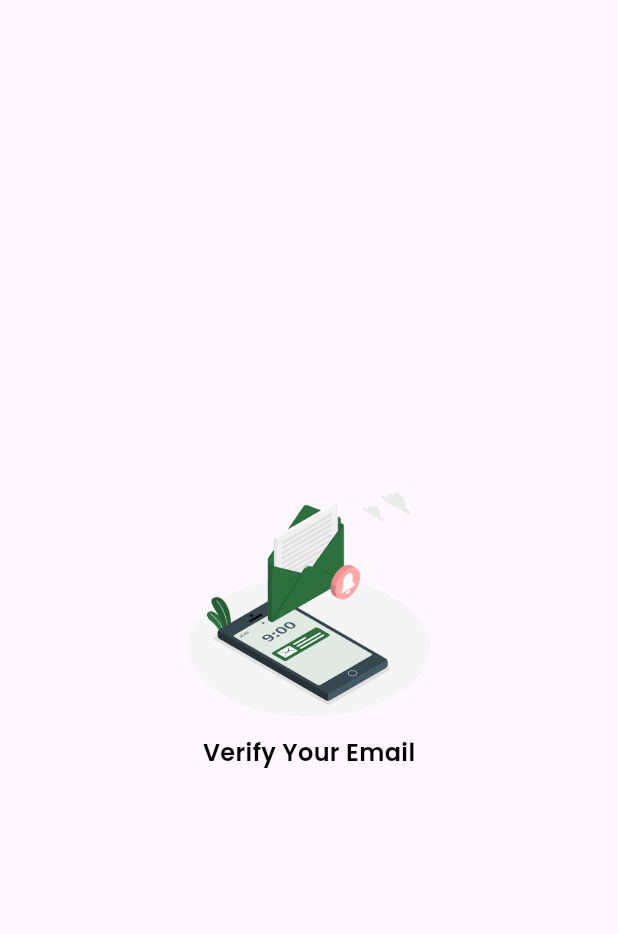
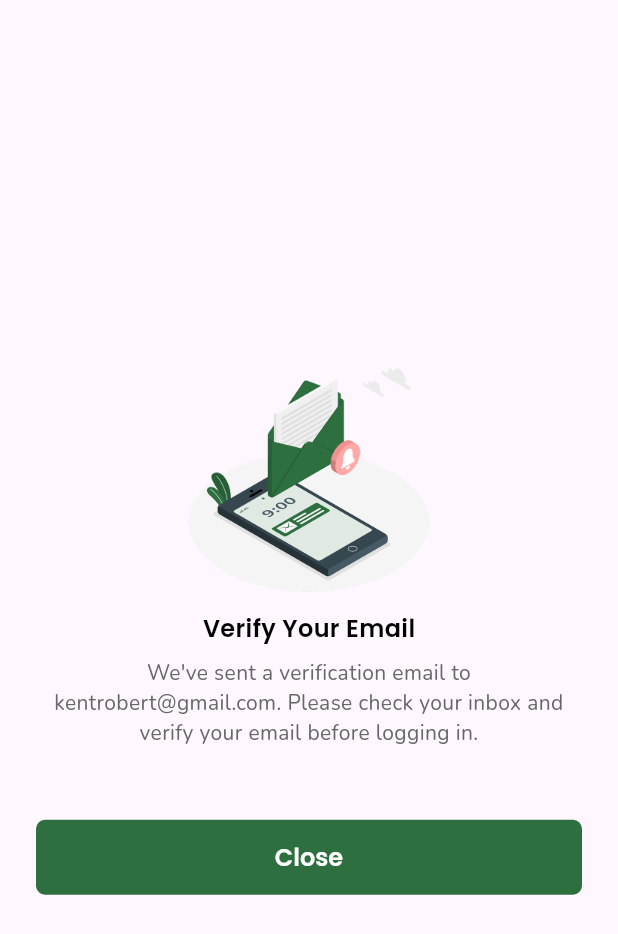
Before and after one commit to jamydevelop/Jodally-Flutter-App, a Flutter app: the screen it shows after launch, on a phone screen of 412 x 824 dp. Shown: the top 934 px of the screen. Run offline on Flutter 3.47's test engine with Material 3 defaults, Android fonts, the phone set to English and light mode, and no system bars.

Commit message:
Verification Page done

```diff
--- a/jodally_flutter_app/lib/core/resources/app_constants.dart
+++ b/jodally_flutter_app/lib/core/resources/app_constants.dart
@@ -18,4 +18,8 @@ class AppConstants {
       'The Photo and all details must be clearly visible.';
   static const String THIRD_BULLET =
       'Only documents that are less than 10 MB in size and in JPEG or PNG will be accepted.';
+
+  //VERIFIVATION_PAGE
+  static const String VERIFICATION_DESC =
+      "We've sent a verification email to kentrobert@gmail.com. Please check your inbox and verify your email before logging in.";
 }
--- a/jodally_flutter_app/lib/views/verification_page.dart
+++ b/jodally_flutter_app/lib/views/verification_page.dart
@@ -1,5 +1,7 @@
 import 'package:flutter/material.dart';
+import 'package:jodally_flutter_app/core/components/common_button.dart';
 import 'package:jodally_flutter_app/core/components/common_text_label.dart';
+import 'package:jodally_flutter_app/core/resources/app_constants.dart';
 import 'package:jodally_flutter_app/core/resources/assets.dart';
 import 'package:jodally_flutter_app/core/resources/colors.dart';
 import 'package:jodally_flutter_app/core/resources/dimensions.dart';
@@ -16,6 +18,8 @@ class _VerificationPageState extends State<VerificationPage> {
   Widget build(BuildContext context) {
     return Scaffold(
       body: Center(
+        child: Padding(
+          padding: const EdgeInsets.symmetric(horizontal: 24),
           child: Column(
             mainAxisAlignment: MainAxisAlignment.center,
             children: [
@@ -27,7 +31,34 @@ class _VerificationPageState extends State<VerificationPage> {
                 fontSize: fontSizeTitleLarge,
                 color: blackPrimary,
               ),
+              SizedBox(height: 8),
+              SizedBox(
+                //width: 313,
+                child: CommonTextLabel(
+                  text: AppConstants.VERIFICATION_DESC,
+                  fontFamily: 'Nunito',
+                  fontWeight: FontWeight.w400,
+                  fontSize: fontSizeTitleSmall,
+                  color: greyPrimary,
+                  textAlign: TextAlign.center,
+                ),
+              ),
+              SizedBox(height: 48),
+              CommonButton(
+                backgroundColor: greenPrimary,
+                borderRadius: 6,
+                width: double.infinity,
+                height: 50,
+                child: CommonTextLabel(
+                  text: 'Close',
+                  fontFamily: 'Poppins',
+                  fontSize: fontSizeTitleLarge,
+                  color: whitePrimary,
+                ),
+                onPressed: () {},
+              ),
             ],
+          ),
         ),
       ),
     );
```
Lines whose indentation alone changed are shown as unchanged.
